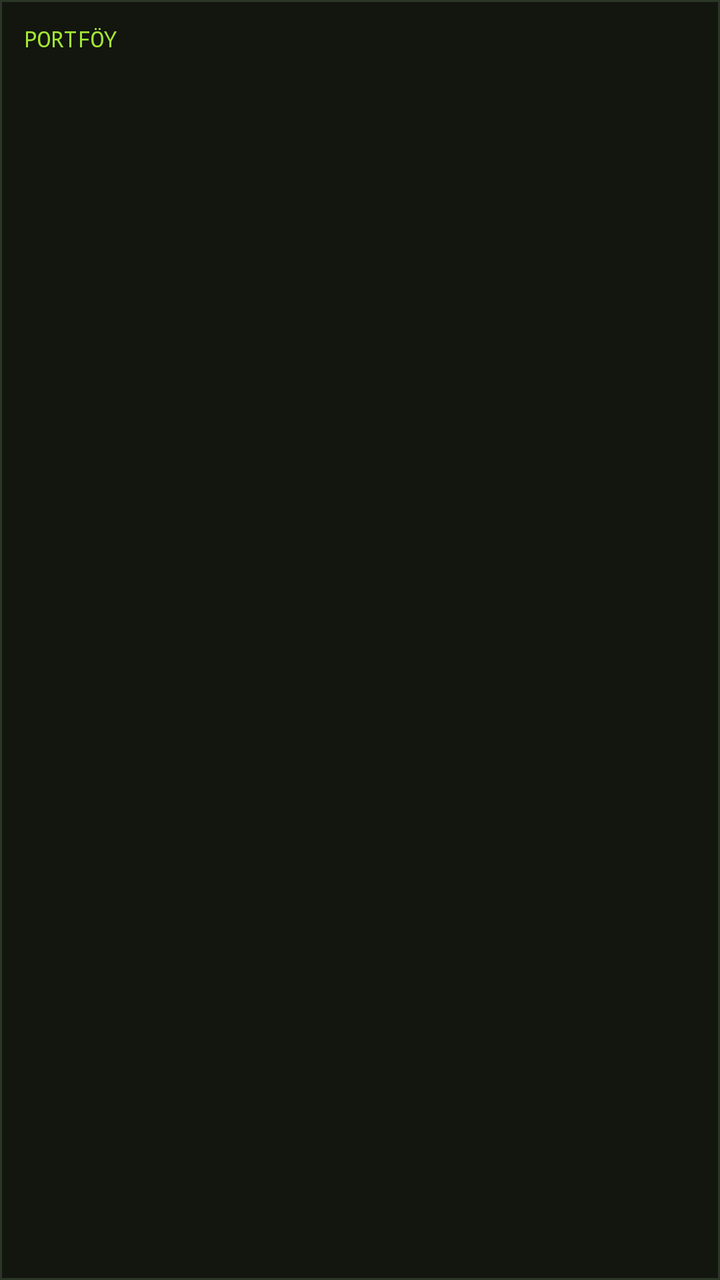
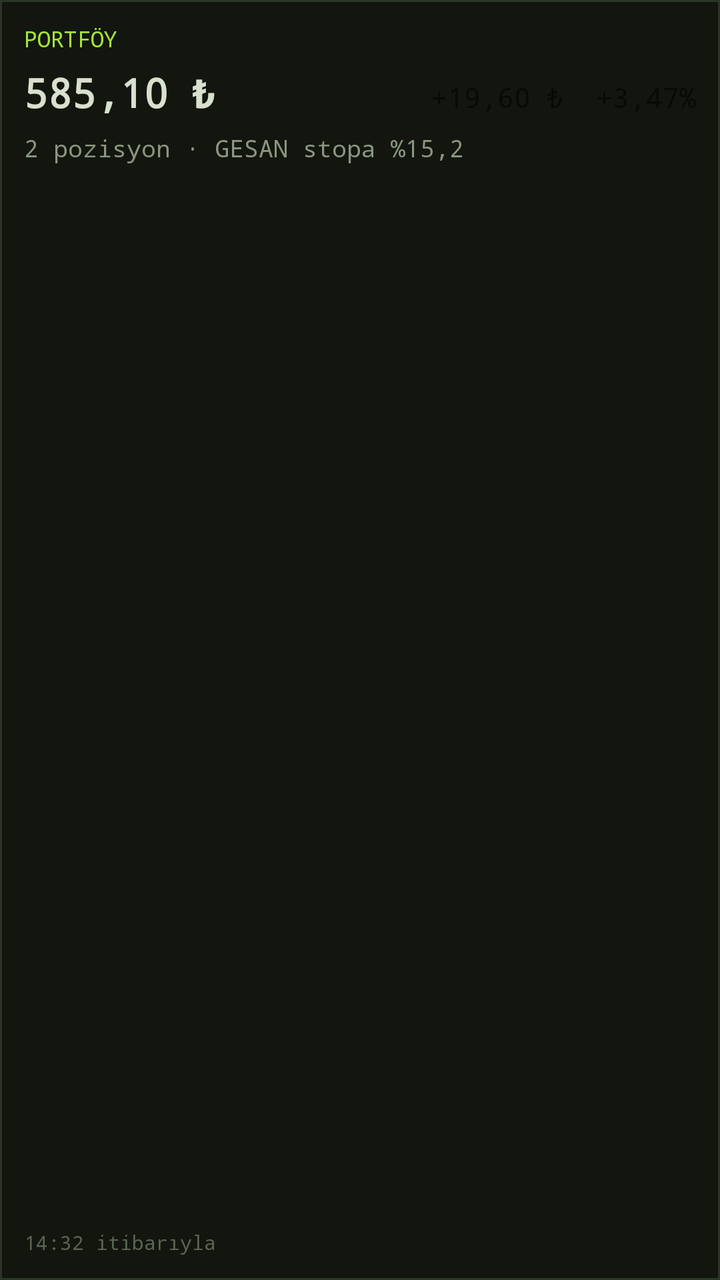

Before-and-after screenshots of an Android layout around one commit, followed by the original layout XML and the change that was made.
<!-- AndroidManifest.xml: fallback theme Theme.MaterialComponents.DayNight.NoActionBar -->
<!-- res/layout/widget_portfoy.xml -->
<?xml version="1.0" encoding="utf-8"?>
<LinearLayout xmlns:android="http://schemas.android.com/apk/res/android"
    android:id="@+id/portfoy_kok"
    android:layout_width="match_parent"
    android:layout_height="match_parent"
    android:orientation="vertical"
    android:background="@drawable/widget_zemin"
    android:padding="12dp">

    <TextView
        android:layout_width="match_parent"
        android:layout_height="wrap_content"
        android:text="PORTFÖY"
        android:textColor="@color/w_aksan"
        android:textSize="11sp"
        android:fontFamily="monospace" />

    <LinearLayout
        android:layout_width="match_parent"
        android:layout_height="wrap_content"
        android:layout_marginTop="6dp"
        android:orientation="horizontal">
        <TextView
            android:id="@+id/portfoy_deger"
            android:layout_width="0dp"
            android:layout_weight="1"
            android:layout_height="wrap_content"
            android:textColor="@color/w_metin"
            android:textSize="20sp"
            android:fontFamily="monospace"
            android:textStyle="bold" />
        <TextView
            android:id="@+id/portfoy_kar"
            android:layout_width="wrap_content"
            android:layout_height="wrap_content"
            android:textSize="14sp"
            android:fontFamily="monospace" />
    </LinearLayout>

    <TextView
        android:id="@+id/portfoy_alt"
        android:layout_width="match_parent"
        android:layout_height="0dp"
        android:layout_weight="1"
        android:layout_marginTop="6dp"
        android:textColor="@color/w_solgun"
        android:textSize="12sp"
        android:fontFamily="monospace"
        android:lineSpacingExtra="2dp" />

    <TextView
        android:id="@+id/portfoy_zaman"
        android:layout_width="match_parent"
        android:layout_height="wrap_content"
        android:textColor="@color/w_sonuk"
        android:textSize="10sp"
        android:fontFamily="monospace" />
</LinearLayout>
<!-- resources referenced by this layout -->
<resources>
  <color name="w_aksan">#A3E635</color>
  <color name="w_metin">#D8E0CE</color>
  <color name="w_solgun">#8A9680</color>
  <color name="w_sonuk">#5A6552</color>
  <!-- drawable widget_zemin (drawable) -->
  <?xml version="1.0" encoding="utf-8"?>
  <shape xmlns:android="http://schemas.android.com/apk/res/android"
      android:shape="rectangle">
      <solid android:color="#12160F" />
      <stroke android:width="1dp" android:color="#2C3626" />
  </shape>
</resources>

<!-- the commit's change to res/layout/widget_portfoy.xml (unified diff, before → after) -->
@@ -22,6 +22,7 @@
         android:orientation="horizontal">
         <TextView
             android:id="@+id/portfoy_deger"
+        android:text="585,10 ₺"
             android:layout_width="0dp"
             android:layout_weight="1"
             android:layout_height="wrap_content"
@@ -31,6 +32,7 @@
             android:textStyle="bold" />
         <TextView
             android:id="@+id/portfoy_kar"
+        android:text="+19,60 ₺  +3,47%"
             android:layout_width="wrap_content"
             android:layout_height="wrap_content"
             android:textSize="14sp"
@@ -39,6 +41,7 @@
 
     <TextView
         android:id="@+id/portfoy_alt"
+        android:text="2 pozisyon · GESAN stopa %15,2"
         android:layout_width="match_parent"
         android:layout_height="0dp"
         android:layout_weight="1"
@@ -50,6 +53,7 @@
 
     <TextView
         android:id="@+id/portfoy_zaman"
+        android:text="14:32 itibarıyla"
         android:layout_width="match_parent"
         android:layout_height="wrap_content"
         android:textColor="@color/w_sonuk"
